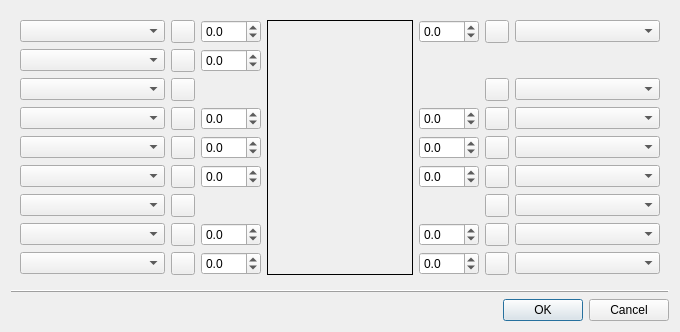
Old version of the form qt/lc_qminifigdialog.ui in the repository ldraw-linux/leocad.
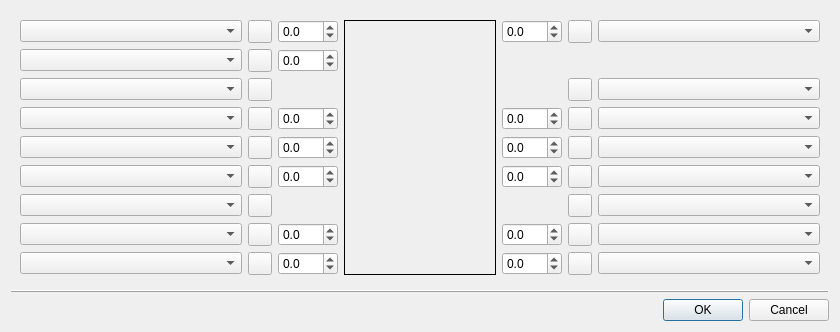
New version of the form.

Commit message: Added minifig functionality.

What changed in the file:
```diff
--- a/qt/lc_qminifigdialog.ui
+++ b/qt/lc_qminifigdialog.ui
@@ -6,7 +6,7 @@
    <rect>
     <x>0</x>
     <y>0</y>
-    <width>680</width>
+    <width>840</width>
     <height>316</height>
    </rect>
   </property>
@@ -18,7 +18,14 @@
     <widget class="QWidget" name="widget" native="true">
      <layout class="QGridLayout" name="gridLayout">
       <item row="0" column="0">
-       <widget class="QComboBox" name="comboBox"/>
+       <widget class="QComboBox" name="hatsType">
+        <property name="sizeAdjustPolicy">
+         <enum>QComboBox::AdjustToMinimumContentsLength</enum>
+        </property>
+        <property name="minimumContentsLength">
+         <number>24</number>
+        </property>
+       </widget>
       </item>
       <item row="0" column="1">
        <widget class="QToolButton" name="toolButton">
@@ -83,10 +90,24 @@
        </widget>
       </item>
       <item row="0" column="6">
-       <widget class="QComboBox" name="comboBox_10"/>
+       <widget class="QComboBox" name="headType">
+        <property name="sizeAdjustPolicy">
+         <enum>QComboBox::AdjustToMinimumContentsLength</enum>
+        </property>
+        <property name="minimumContentsLength">
+         <number>24</number>
+        </property>
+       </widget>
       </item>
       <item row="1" column="0">
-       <widget class="QComboBox" name="comboBox_2"/>
+       <widget class="QComboBox" name="hats2Type">
+        <property name="sizeAdjustPolicy">
+         <enum>QComboBox::AdjustToMinimumContentsLength</enum>
+        </property>
+        <property name="minimumContentsLength">
+         <number>24</number>
+        </property>
+       </widget>
       </item>
       <item row="1" column="1">
        <widget class="QToolButton" name="toolButton_2">
@@ -115,7 +136,14 @@
        </widget>
       </item>
       <item row="2" column="0">
-       <widget class="QComboBox" name="comboBox_3"/>
+       <widget class="QComboBox" name="neckType">
+        <property name="sizeAdjustPolicy">
+         <enum>QComboBox::AdjustToMinimumContentsLength</enum>
+        </property>
+        <property name="minimumContentsLength">
+         <number>24</number>
+        </property>
+       </widget>
       </item>
       <item row="2" column="1">
        <widget class="QToolButton" name="toolButton_3">
@@ -132,10 +160,24 @@
        </widget>
       </item>
       <item row="2" column="6">
-       <widget class="QComboBox" name="comboBox_11"/>
+       <widget class="QComboBox" name="bodyType">
+        <property name="sizeAdjustPolicy">
+         <enum>QComboBox::AdjustToMinimumContentsLength</enum>
+        </property>
+        <property name="minimumContentsLength">
+         <number>24</number>
+        </property>
+       </widget>
       </item>
       <item row="3" column="0">
-       <widget class="QComboBox" name="comboBox_4"/>
+       <widget class="QComboBox" name="larmType">
+        <property name="sizeAdjustPolicy">
+         <enum>QComboBox::AdjustToMinimumContentsLength</enum>
+        </property>
+        <property name="minimumContentsLength">
+         <number>24</number>
+        </property>
+       </widget>
       </item>
       <item row="3" column="1">
        <widget class="QToolButton" name="toolButton_4">
@@ -190,10 +232,24 @@
        </widget>
       </item>
       <item row="3" column="6">
-       <widget class="QComboBox" name="comboBox_12"/>
+       <widget class="QComboBox" name="rarmType">
+        <property name="sizeAdjustPolicy">
+         <enum>QComboBox::AdjustToMinimumContentsLength</enum>
+        </property>
+        <property name="minimumContentsLength">
+         <number>24</number>
+        </property>
+       </widget>
       </item>
       <item row="4" column="0">
-       <widget class="QComboBox" name="comboBox_5"/>
+       <widget class="QComboBox" name="lhandType">
+        <property name="sizeAdjustPolicy">
+         <enum>QComboBox::AdjustToMinimumContentsLength</enum>
+        </property>
+        <property name="minimumContentsLength">
+         <number>24</number>
+        </property>
+       </widget>
       </item>
       <item row="4" column="1">
        <widget class="QToolButton" name="toolButton_5">
@@ -248,10 +304,24 @@
        </widget>
       </item>
       <item row="4" column="6">
-       <widget class="QComboBox" name="comboBox_13"/>
+       <widget class="QComboBox" name="rhandType">
+        <property name="sizeAdjustPolicy">
+         <enum>QComboBox::AdjustToMinimumContentsLength</enum>
+        </property>
+        <property name="minimumContentsLength">
+         <number>24</number>
+        </property>
+       </widget>
       </item>
       <item row="5" column="0">
-       <widget class="QComboBox" name="comboBox_6"/>
+       <widget class="QComboBox" name="lhandaType">
+        <property name="sizeAdjustPolicy">
+         <enum>QComboBox::AdjustToMinimumContentsLength</enum>
+        </property>
+        <property name="minimumContentsLength">
+         <number>24</number>
+        </property>
+       </widget>
       </item>
       <item row="5" column="1">
        <widget class="QToolButton" name="toolButton_6">
@@ -306,10 +376,24 @@
        </widget>
       </item>
       <item row="5" column="6">
-       <widget class="QComboBox" name="comboBox_14"/>
+       <widget class="QComboBox" name="rhandaType">
+        <property name="sizeAdjustPolicy">
+         <enum>QComboBox::AdjustToMinimumContentsLength</enum>
+        </property>
+        <property name="minimumContentsLength">
+         <number>24</number>
+        </property>
+       </widget>
       </item>
       <item row="6" column="0">
-       <widget class="QComboBox" name="comboBox_7"/>
+       <widget class="QComboBox" name="body2Type">
+        <property name="sizeAdjustPolicy">
+         <enum>QComboBox::AdjustToMinimumContentsLength</enum>
+        </property>
+        <property name="minimumContentsLength">
+         <number>24</number>
+        </property>
+       </widget>
       </item>
       <item row="6" column="1">
        <widget class="QToolButton" name="toolButton_7">
@@ -326,10 +410,24 @@
        </widget>
       </item>
       <item row="6" column="6">
-       <widget class="QComboBox" name="comboBox_15"/>
+       <widget class="QComboBox" name="body3Type">
+        <property name="sizeAdjustPolicy">
+         <enum>QComboBox::AdjustToMinimumContentsLength</enum>
+        </property>
+        <property name="minimumContentsLength">
+         <number>24</number>
+        </property>
+       </widget>
       </item>
       <item row="7" column="0">
-       <widget class="QComboBox" name="comboBox_8"/>
+       <widget class="QComboBox" name="llegType">
+        <property name="sizeAdjustPolicy">
+         <enum>QComboBox::AdjustToMinimumContentsLength</enum>
+        </property>
+        <property name="minimumContentsLength">
+         <number>24</number>
+        </property>
+       </widget>
       </item>
       <item row="7" column="1">
        <widget class="QToolButton" name="toolButton_8">
@@ -384,10 +482,24 @@
        </widget>
       </item>
       <item row="7" column="6">
-       <widget class="QComboBox" name="comboBox_16"/>
+       <widget class="QComboBox" name="rlegType">
+        <property name="sizeAdjustPolicy">
+         <enum>QComboBox::AdjustToMinimumContentsLength</enum>
+        </property>
+        <property name="minimumContentsLength">
+         <number>24</number>
+        </property>
+       </widget>
       </item>
       <item row="8" column="0">
-       <widget class="QComboBox" name="comboBox_9"/>
+       <widget class="QComboBox" name="llegaType">
+        <property name="sizeAdjustPolicy">
+         <enum>QComboBox::AdjustToMinimumContentsLength</enum>
+        </property>
+        <property name="minimumContentsLength">
+         <number>24</number>
+        </property>
+       </widget>
       </item>
       <item row="8" column="1">
        <widget class="QToolButton" name="toolButton_9">
@@ -442,7 +554,14 @@
        </widget>
       </item>
       <item row="8" column="6">
-       <widget class="QComboBox" name="comboBox_17"/>
+       <widget class="QComboBox" name="rlegaType">
+        <property name="sizeAdjustPolicy">
+         <enum>QComboBox::AdjustToMinimumContentsLength</enum>
+        </property>
+        <property name="minimumContentsLength">
+         <number>24</number>
+        </property>
+       </widget>
       </item>
      </layout>
     </widget>
```
Left out of the diff: 60 changed lines with no effect on the pictures. The commit also changes 2 other files.
